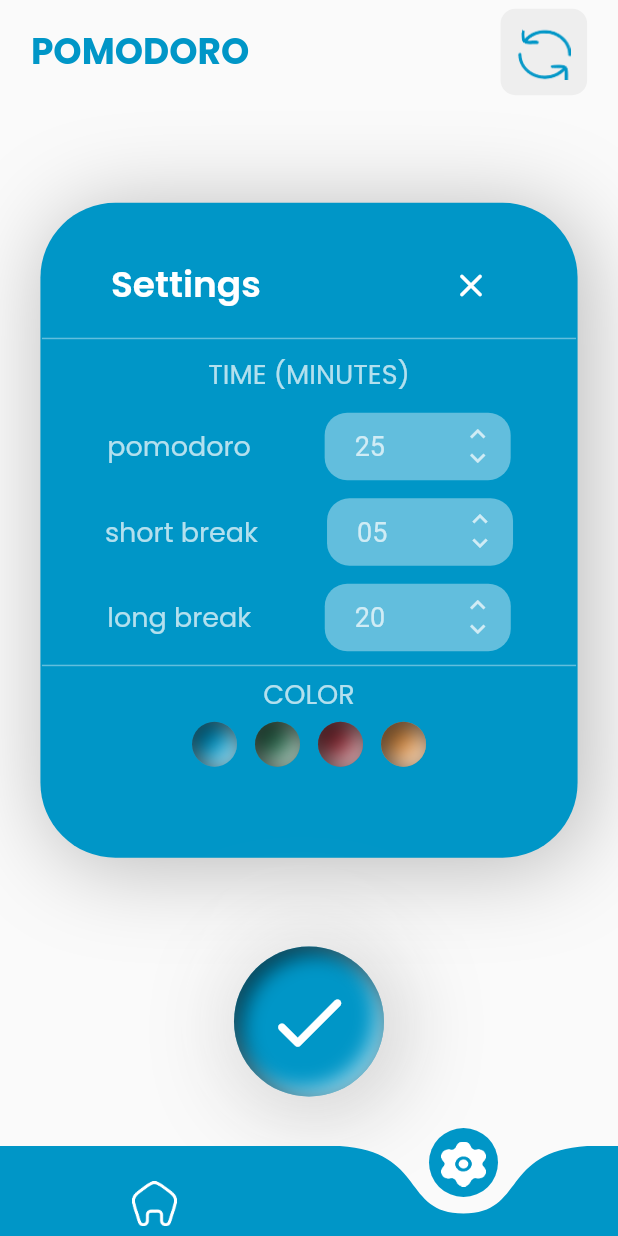
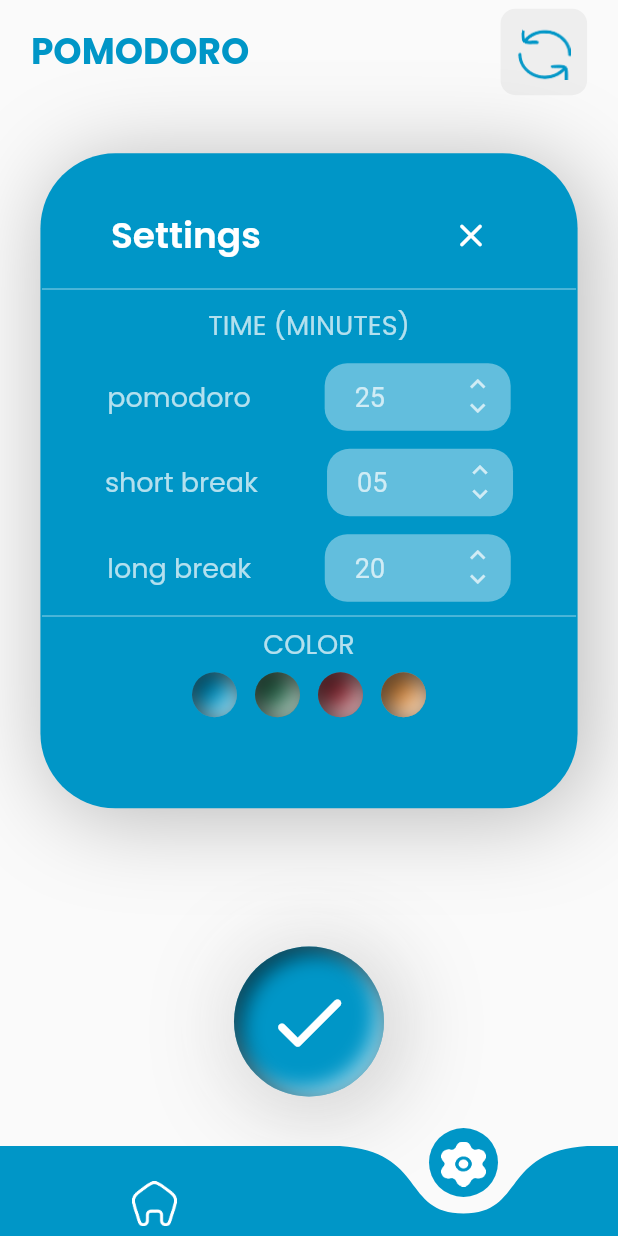
Before and after one commit to minhphan46/Pomodoro_App_Flutter, a Flutter app: the screen it shows after launch, item 2 of the bottom bar chosen, on a phone screen of 412 x 824 dp. Run offline on Flutter 3.47's test engine with Material 2 defaults, Android fonts, the phone set to English and light mode, and no system bars; drawn by our look-alikes of curved_navigation_bar; our stand-ins replace flutter_inset_box_shadow, google_fonts, percent_indicator; missing offline and left inert: container_tab_indicator.

Commit message:
update sizedbox

```diff
--- a/lib/screens/setting_screen.dart
+++ b/lib/screens/setting_screen.dart
@@ -264,9 +264,7 @@ class _SettingScreenState extends State<SettingScreen> {
           width: widthOfScreen,
         ),
         SizedBox(
-          height: (heightOfScreen / widthOfScreen >= 1.6)
-              ? (heightOfScreen * 0.08)
-              : (heightOfScreen * 0.017),
+          height: (heightOfScreen * 0.04),
         ),
         builtSetting((heightOfScreen <= 704) ? 373.12 : heightOfScreen * 0.53),
         Expanded(
```
